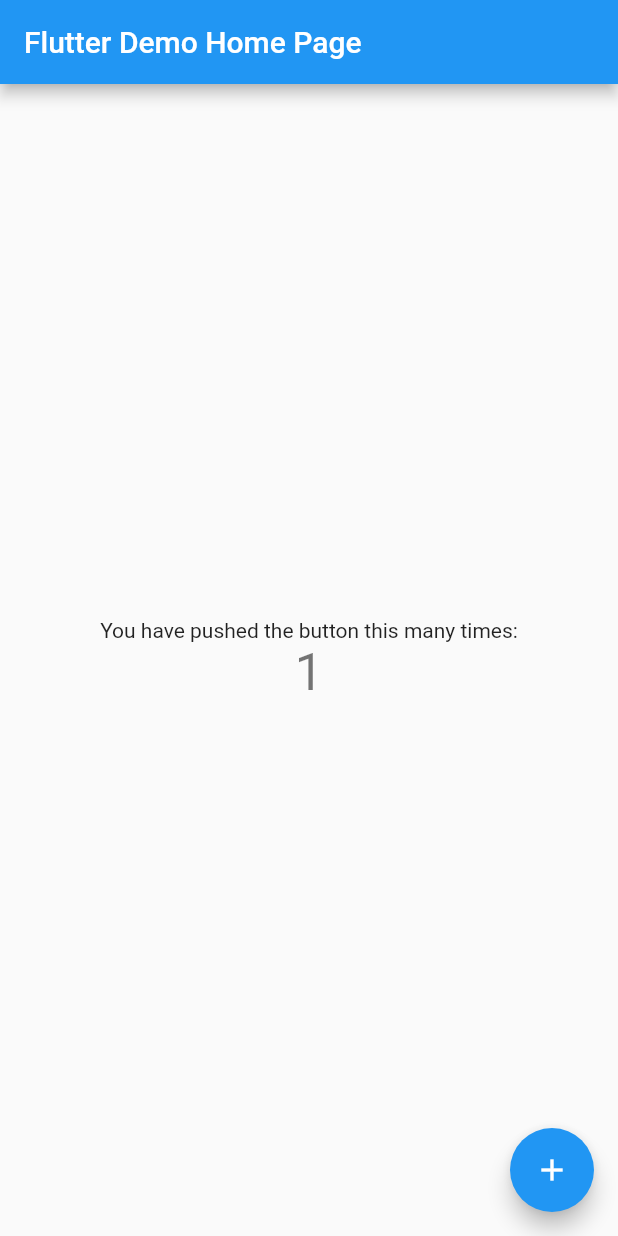
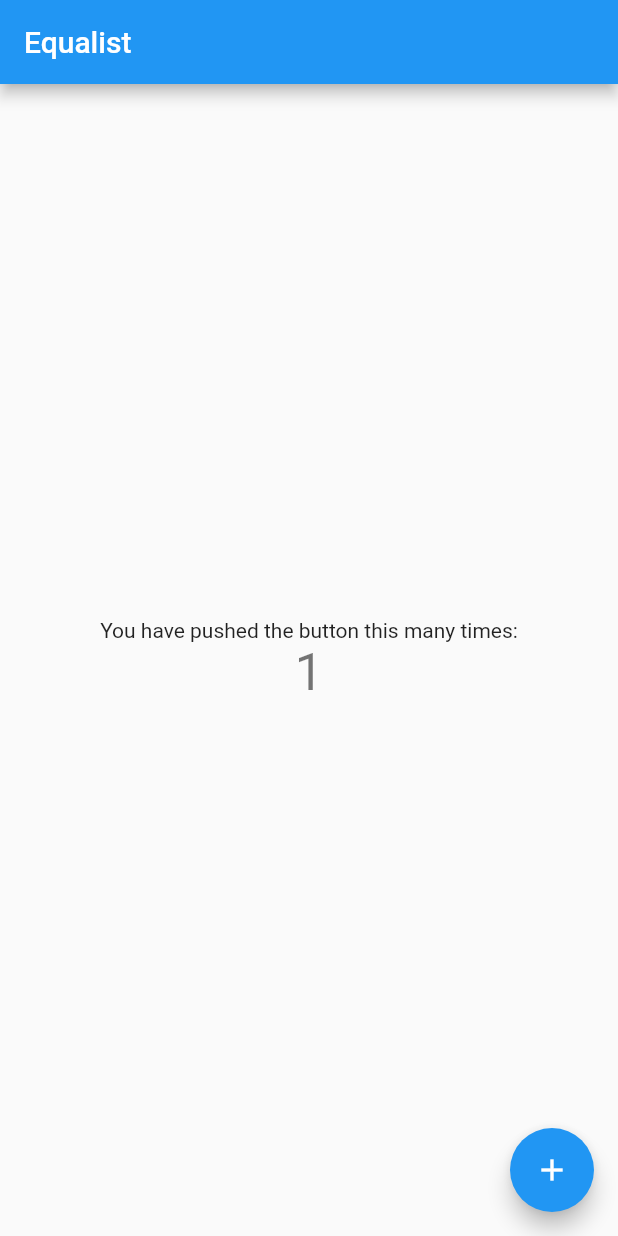
Before and after one commit to bnair2001/equalist-frontend, a Flutter app: the screen it shows after launch, after a tap on the "add" icon, on a phone screen of 412 x 824 dp. Run offline on Flutter 3.47's test engine with Material 2 defaults, Android fonts, the phone set to English and light mode, and no system bars; our stand-ins replace fluro.

Commit message:
added flutter web routing

```diff
--- /dev/null
+++ b/lib/configure_nonweb.dart
@@ -0,0 +1,3 @@
+void configureApp() {
+  // No-op.
+}
--- /dev/null
+++ b/lib/configure_web.dart
@@ -0,0 +1,5 @@
+import 'package:flutter_web_plugins/flutter_web_plugins.dart';
+
+void configureApp() {
+  setUrlStrategy(PathUrlStrategy());
+}
--- /dev/null
+++ b/lib/fluro_router.dart
@@ -0,0 +1,21 @@
+import 'package:equalist/main.dart';
+import 'package:fluro/fluro.dart';
+import 'package:flutter/material.dart' as mat;
+
+class FRouter {
+  static final router = FluroRouter();
+
+  static Handler _homeHandler = Handler(
+      handlerFunc: (mat.BuildContext context, Map<String, dynamic> params) {
+    var code = params['code']?.first;
+    //var account = params['account']?.first;
+    print(code);
+    // Use name and account values
+    return MyHomePage(
+      title: "Equalist",
+    );
+  });
+  static void setupRouter() {
+    router.define("login", handler: _homeHandler);
+  }
+}
--- a/lib/main.dart
+++ b/lib/main.dart
@@ -1,6 +1,10 @@
+import 'package:equalist/fluro_router.dart';
 import 'package:flutter/material.dart';
+import 'configure_nonweb.dart' if (dart.library.html) 'configure_web.dart';
 
 void main() {
+  configureApp();
+  FRouter.setupRouter();
   runApp(MyApp());
 }
 
@@ -10,6 +14,8 @@ class MyApp extends StatelessWidget {
   Widget build(BuildContext context) {
     return MaterialApp(
       title: 'Flutter Demo',
+      initialRoute: 'login',
+      onGenerateRoute: FRouter.router.generator,
       theme: ThemeData(
         // This is the theme of your application.
         //
--- a/pubspec.yaml
+++ b/pubspec.yaml
@@ -22,6 +22,9 @@ environment:
 
 dependencies:
   flutter:
+    sdk: flutter
+  fluro: ^1.7.8
+  flutter_web_plugins:
     sdk: flutter
 
 
```
Also changed, not shown: pubspec.lock, 1 other file.
